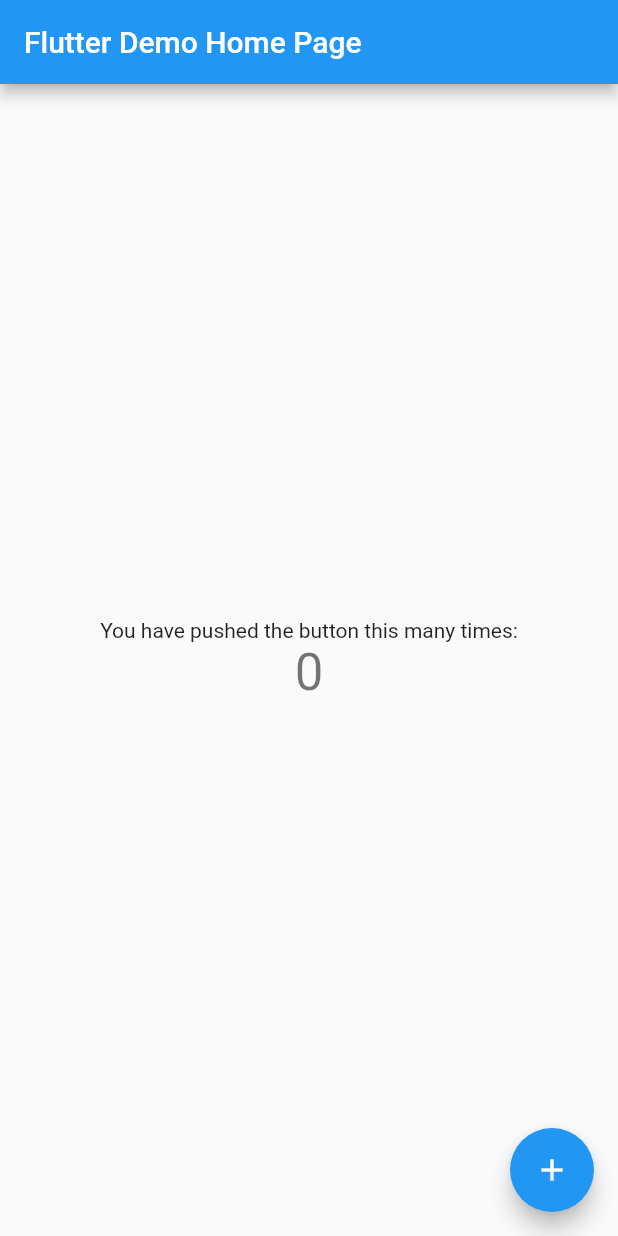
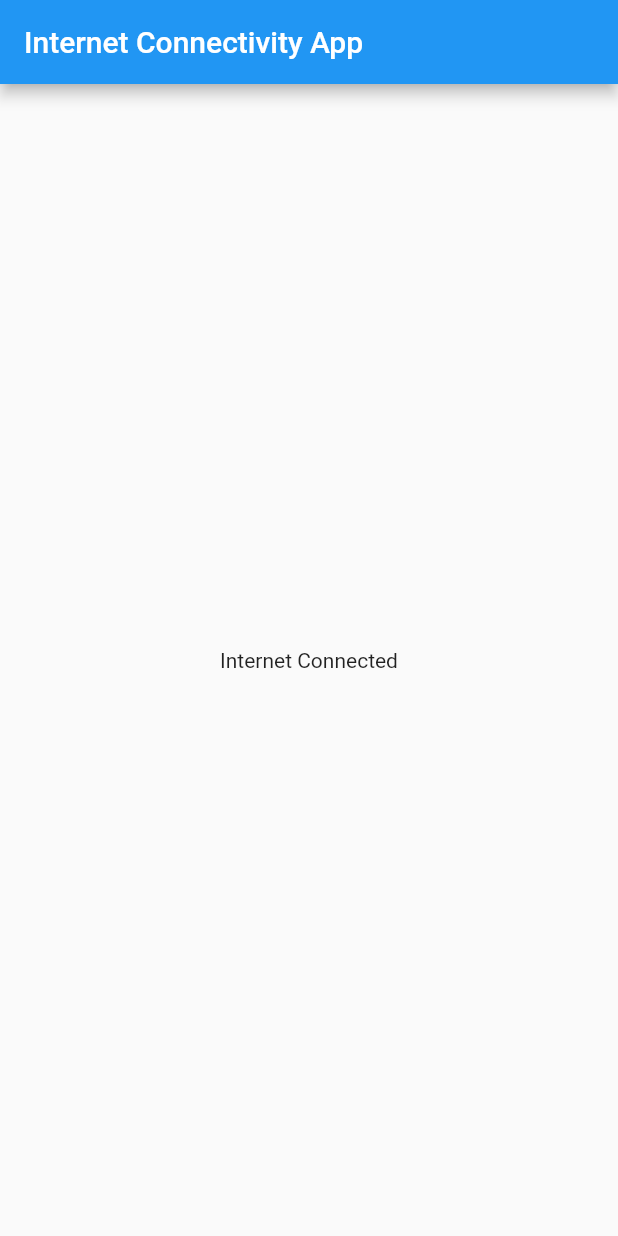
Before and after one commit to Shankaraaditya/bloc_connectivity_app, a Flutter app: the screen it shows after launch, on a phone screen of 412 x 824 dp. Run offline on Flutter 3.47's test engine with Material 2 defaults, Android fonts, the phone set to English and light mode, and no system bars; our stand-ins replace connectivity, flutter_bloc.

Commit message:
working 10/march/23

```diff
--- a/lib/blocs/internet_bloc/internet_bloc.dart
+++ b/lib/blocs/internet_bloc/internet_bloc.dart
@@ -0,0 +1,29 @@
+import 'package:connectivity/connectivity.dart';
+import 'package:flutter_bloc/flutter_bloc.dart';
+import 'package:internet_connectivity/blocs/internet_bloc/internet_state.dart';
+import 'package:internet_connectivity/blocs/internet_bloc/internet_event.dart';
+
+class InternetBloc extends Bloc<InternetEvent, InternetState> {
+  // ignore: prefer_final_fields
+  Connectivity _connectivity = Connectivity(); //   Connectivity ka instace banaye hai status check karne ke liye
+                                                // status change hone pe kya hoyega ye ham add kar chuke hai
+                                                // lekin pata to isi se chalega na ki internet hai ki nahi
+
+  InternetBloc() : super(InternetInitialState()) {
+    on<InternetGainedEvent>((event, emit) => emit(
+        InternetGainedState())); // (event,emit) -->> event ye wala event hai aur emit wo function hai jo hoga
+    // internetGainedState emit hoyega
+
+    on<InternetLostEvent>((event, emit) => emit(InternetLostState()));
+
+    _connectivity.onConnectivityChanged.listen((status) {
+      if (status == ConnectivityResult.mobile ||
+          status == ConnectivityResult.wifi) {
+        add(InternetGainedEvent());
+
+      } else {
+        add(InternetLostEvent());
+      }
+    });
+  }
+}
--- a/lib/blocs/internet_bloc/internet_event.dart
+++ b/lib/blocs/internet_bloc/internet_event.dart
@@ -0,0 +1,6 @@
+abstract class InternetEvent{}  // this class is made to connect both the events // we can mark it abstract as we will not
+                      // create its instant
+
+class InternetLostEvent extends InternetEvent{}
+
+class InternetGainedEvent extends InternetEvent{}
--- a/lib/blocs/internet_bloc/internet_state.dart
+++ b/lib/blocs/internet_bloc/internet_state.dart
@@ -0,0 +1,9 @@
+abstract class InternetState{}
+
+class InternetInitialState extends InternetState{}
+
+
+class InternetLostState extends InternetState{}
+
+
+class InternetGainedState extends InternetState{}
--- a/lib/main.dart
+++ b/lib/main.dart
@@ -1,4 +1,7 @@
 import 'package:flutter/material.dart';
+import 'package:flutter_bloc/flutter_bloc.dart';
+import 'package:internet_connectivity/blocs/internet_bloc/internet_bloc.dart';
+import 'package:internet_connectivity/screens/home_screen.dart';
 
 void main() {
   runApp(const MyApp());
@@ -10,106 +13,16 @@ class MyApp extends StatelessWidget {
   // This widget is the root of your application.
   @override
   Widget build(BuildContext context) {
-    return MaterialApp(
-      title: 'Flutter Demo',
-      theme: ThemeData(
-        // This is the theme of your application.
-        //
-        // Try running your application with "flutter run". You'll see the
-        // application has a blue toolbar. Then, without quitting the app, try
-        // changing the primarySwatch below to Colors.green and then invoke
-        // "hot reload" (press "r" in the console where you ran "flutter run",
-        // or simply save your changes to "hot reload" in a Flutter IDE).
-        // Notice that the counter didn't reset back to zero; the application
-        // is not restarted.
-        primarySwatch: Colors.blue,
+    return BlocProvider(
+      create: (context) => InternetBloc(),
+      child: MaterialApp(
+        title: 'Flutter Demo',
+        theme: ThemeData(
+
+          primarySwatch: Colors.blue,
+        ),
+        home: const HomeScreen(),
       ),
-      home: const MyHomePage(title: 'Flutter Demo Home Page'),
     );
   }
 }
-
-class MyHomePage extends StatefulWidget {
-  const MyHomePage({super.key, required this.title});
-
-  // This widget is the home page of your application. It is stateful, meaning
-  // that it has a State object (defined below) that contains fields that affect
-  // how it looks.
-
-  // This class is the configuration for the state. It holds the values (in this
-  // case the title) provided by the parent (in this case the App widget) and
-  // used by the build method of the State. Fields in a Widget subclass are
-  // always marked "final".
-
-  final String title;
-
-  @override
-  State<MyHomePage> createState() => _MyHomePageState();
-}
-
-class _MyHomePageState extends State<MyHomePage> {
-  int _counter = 0;
-
-  void _incrementCounter() {
-    setState(() {
-      // This call to setState tells the Flutter framework that something has
-      // changed in this State, which causes it to rerun the build method below
-      // so that the display can reflect the updated values. If we changed
-      // _counter without calling setState(), then the build method would not be
-      // called again, and so nothing would appear to happen.
-      _counter++;
-    });
-  }
-
-  @override
-  Widget build(BuildContext context) {
-    // This method is rerun every time setState is called, for instance as done
-    // by the _incrementCounter method above.
-    //
-    // The Flutter framework has been optimized to make rerunning build methods
-    // fast, so that you can just rebuild anything that needs updating rather
-    // than having to individually change instances of widgets.
-    return Scaffold(
-      appBar: AppBar(
-        // Here we take the value from the MyHomePage object that was created by
-        // the App.build method, and use it to set our appbar title.
-        title: Text(widget.title),
-      ),
-      body: Center(
-        // Center is a layout widget. It takes a single child and positions it
-        // in the middle of the parent.
-        child: Column(
-          // Column is also a layout widget. It takes a list of children and
-          // arranges them vertically. By default, it sizes itself to fit its
-          // children horizontally, and tries to be as tall as its parent.
-          //
-          // Invoke "debug painting" (press "p" in the console, choose the
-          // "Toggle Debug Paint" action from the Flutter Inspector in Android
-          // Studio, or the "Toggle Debug Paint" command in Visual Studio Code)
-          // to see the wireframe for each widget.
-          //
-          // Column has various properties to control how it sizes itself and
-          // how it positions its children. Here we use mainAxisAlignment to
-          // center the children vertically; the main axis here is the vertical
-          // axis because Columns are vertical (the cross axis would be
-          // horizontal).
-          mainAxisAlignment: MainAxisAlignment.center,
-          children: <Widget>[
-            const Text(
-              'You have pushed the button this many times:',
-            ),
-            Text(
-              '$_counter',
-              style: Theme.of(context).textTheme.headlineMedium,
-            ),
-          ],
-        ),
-      ),
-      floatingActionButton: FloatingActionButton(
-        onPressed: _incrementCounter,
-        tooltip: 'Increment',
-        child: const Icon(Icons.add),
-      ), // This trailing comma makes auto-formatting nicer for build methods.
-    );
-  }
-}
--- a/lib/screens/home_screen.dart
+++ b/lib/screens/home_screen.dart
@@ -0,0 +1,65 @@
+import 'package:flutter/material.dart';
+import 'package:flutter_bloc/flutter_bloc.dart';
+import 'package:internet_connectivity/blocs/internet_bloc/internet_bloc.dart';
+import 'package:internet_connectivity/blocs/internet_bloc/internet_state.dart';
+
+class HomeScreen extends StatelessWidget {
+  const HomeScreen({Key? key}) : super(key: key);
+
+  @override
+  Widget build(BuildContext context) {
+    return Scaffold(
+      appBar: AppBar(
+        title: const Text("Internet Connectivity App"),
+      ),
+      body: SafeArea(
+        child: Center(
+            child:
+
+                // bloc builder screen pe UI banane ke kaam aata hai
+                // ek chij hoti hai BlocListener ye dekhta rahta hai aur background tasks ko karne ke kaam aata hai
+                // lekin screen pe kuch nahi karta ....isse ham state change hone par routing ya snackbar show karana ye sb kar skte hai
+
+                // ab ek chij aur hoti hai jo dono ka mixture hoti hai ....BlocConsumer
+                // isme dono chij aati hai block Builder aur Bloc Listener dono ka mixture hai ye...
+
+                //     BlocBuilder<InternetBloc, InternetState>(builder: (context, state) {
+                //   if (state is InternetGainedState) {
+                //     return const Text("Internet Connected");
+                //   } else if (state is InternetLostState) {
+                //     return  const Text("Internet Not Connected");
+                //   } else {
+                //     return const Text("Loading...");
+                //   }
+                // })
+
+                BlocConsumer<InternetBloc, InternetState>(
+
+                  // listener bas snackbar trigger karne ke kaam aayega
+
+          listener: (context, state) {
+            if (state is InternetGainedState) {
+              ScaffoldMessenger.of(context).showSnackBar(
+                  const SnackBar(content: Text("Internt Chal Raha hai")));}
+
+              else if(state is InternetLostState){
+                ScaffoldMessenger.of(context).showSnackBar(
+                  const SnackBar(content: Text("Nahi chal raha londe"))
+                );
+              }
+            },
+
+          builder: (context, state) {
+            if (state is InternetGainedState) {
+              return const Text("Internet Connected");
+            } else if (state is InternetLostState) {
+              return const Text("Internet Not Connected");
+            } else {
+              return const Text("Loading...");
+            }
+          },
+        )),
+      ),
+    );
+  }
+}
--- a/pubspec.yaml
+++ b/pubspec.yaml
@@ -35,6 +35,8 @@ dependencies:
   # The following adds the Cupertino Icons font to your application.
   # Use with the CupertinoIcons class for iOS style icons.
   cupertino_icons: ^1.0.2
+  flutter_bloc: ^8.1.2
+  connectivity: ^3.0.6
 
 dev_dependencies:
   flutter_test:
```
Also changed, not shown: pubspec.lock, 2 other files.
